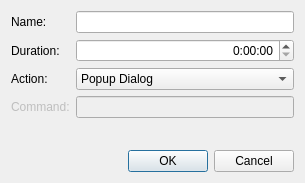
Before: the Qt Designer form src/timer_dialog.ui in stream009/tray_timer, drawn with Qt 5.
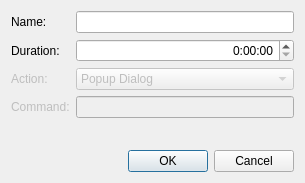
After: the same form once the commit is applied.

Diff of the .ui file:
```diff
--- a/src/timer_dialog.ui
+++ b/src/timer_dialog.ui
@@ -48,13 +48,19 @@
      </item>
      <item row="2" column="0">
       <widget class="QLabel" name="label_3">
+       <property name="enabled">
+        <bool>false</bool>
+       </property>
        <property name="text">
         <string>Action:</string>
        </property>
       </widget>
      </item>
      <item row="2" column="1">
-      <widget class="QComboBox" name="comboBox">
+      <widget class="QComboBox" name="action">
+       <property name="enabled">
+        <bool>false</bool>
+       </property>
        <item>
         <property name="text">
          <string>Popup Dialog</string>
```
Left out of the diff: 26 changed lines with no effect on the pictures.
